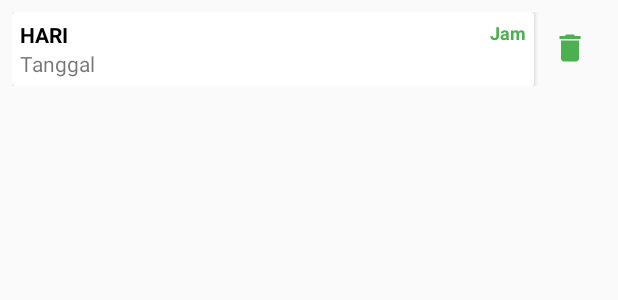
After one commit to vyanary11/IOT-TempatSampah, an Android app: the layout list_item_histori.xml on its own in the app's theme, with its tools: preview values and no code run, on a phone screen of 412 x 824 dp. The commit adds this screen. Shown: the top 300 px of the screen. Run offline under Robolectric (Android 15) with nearby library versions, the phone set to English and light mode, and no system bars.

Commit message:
no message

```diff
--- /dev/null
+++ b/app/src/main/res/drawable/ic_delete_black_24dp.xml
@@ -0,0 +1,9 @@
+<vector xmlns:android="http://schemas.android.com/apk/res/android"
+        android:width="24dp"
+        android:height="24dp"
+        android:viewportWidth="24.0"
+        android:viewportHeight="24.0">
+    <path
+        android:fillColor="@color/colorAccent"
+        android:pathData="M6,19c0,1.1 0.9,2 2,2h8c1.1,0 2,-0.9 2,-2V7H6v12zM19,4h-3.5l-1,-1h-5l-1,1H5v2h14V4z"/>
+</vector>
--- a/app/src/main/res/layout/fragment_histori.xml
+++ b/app/src/main/res/layout/fragment_histori.xml
@@ -7,6 +7,7 @@
 
     <!-- TODO: Update blank fragment layout -->
     <TextView
+        android:id="@+id/coba"
         android:layout_width="match_parent"
         android:layout_height="match_parent"
         android:text="Histori" />
--- /dev/null
+++ b/app/src/main/res/layout/list_item_histori.xml
@@ -0,0 +1,86 @@
+<?xml version="1.0" encoding="utf-8"?>
+<LinearLayout xmlns:android="http://schemas.android.com/apk/res/android"
+    xmlns:app="http://schemas.android.com/apk/res-auto"
+    android:orientation="vertical"
+    android:layout_width="match_parent"
+    android:layout_height="match_parent">
+
+    <LinearLayout
+        android:padding="8dp"
+        android:layout_width="match_parent"
+        android:layout_height="wrap_content"
+        android:orientation="horizontal">
+
+        <androidx.cardview.widget.CardView
+            android:clickable="true"
+            android:foreground="?android:attr/selectableItemBackground"
+            app:cardBackgroundColor="@color/cardview_light_background"
+            android:layout_width="match_parent"
+            android:layout_height="wrap_content"
+            android:layout_weight="1">
+
+            <LinearLayout
+                android:layout_width="match_parent"
+                android:layout_height="wrap_content"
+                android:orientation="vertical">
+
+                <LinearLayout
+                    android:layout_width="match_parent"
+                    android:layout_height="wrap_content"
+                    android:orientation="horizontal"
+                    android:padding="5dp">
+
+                    <LinearLayout
+                        android:id="@+id/linearLayoutSuratKeluar"
+                        android:layout_width="wrap_content"
+                        android:layout_height="wrap_content"
+                        android:layout_weight="1"
+                        android:orientation="vertical">
+
+                        <TextView
+                            android:id="@+id/txtHariHistori"
+                            android:layout_width="match_parent"
+                            android:layout_height="wrap_content"
+                            android:layout_weight="1"
+                            android:text="Hari"
+                            android:textAllCaps="true"
+                            android:textColor="@android:color/black"
+                            android:textSize="14sp"
+                            android:textStyle="bold" />
+
+                        <TextView
+                            android:id="@+id/txtTanggalHistori"
+                            android:layout_width="wrap_content"
+                            android:layout_height="wrap_content"
+                            android:layout_weight="1"
+                            android:text="Tanggal"
+                            android:textSize="14sp" />
+
+                    </LinearLayout>
+
+                    <TextView
+                        android:id="@+id/txtJamHistori"
+                        android:layout_width="wrap_content"
+                        android:layout_height="match_parent"
+                        android:gravity="end"
+                        android:text="Jam"
+                        android:textAlignment="viewEnd"
+                        android:textColor="@color/colorAccent"
+                        android:textSize="12sp"
+                        android:textStyle="bold" />
+                </LinearLayout>
+
+            </LinearLayout>
+
+        </androidx.cardview.widget.CardView>
+
+        <ImageButton
+            android:layout_margin="8dp"
+            style="@style/Widget.AppCompat.Button.Borderless"
+            android:id="@+id/imageButtonHapusHistori"
+            android:layout_width="32dp"
+            android:layout_height="32dp"
+            app:srcCompat="@drawable/ic_delete_black_24dp" />
+
+    </LinearLayout>
+</LinearLayout>
```
Also changed, not shown: app/src/debug/AndroidManifest.xml (deleted, +0 -8 lines), app/src/main/java/com/pratamatechnocraft/smarttempatsampah/Adapter/AdapterRecycleViewHistori.java (added, +61 -0 lines), app/src/main/java/com/pratamatechnocraft/smarttempatsampah/Database/DBDataSource.java (added, +153 -0 lines), app/src/main/java/com/pratamatechnocraft/smarttempatsampah/Database/DBHelperSqlLite.java (added, +58 -0 lines), app/src/main/java/com/pratamatechnocraft/smarttempatsampah/Fragment/HomeFragment.java (+89 -93 lines), app/src/main/java/com/pratamatechnocraft/smarttempatsampah/Model/DetailHistori.java (added, +40 -0 lines), app/src/main/java/com/pratamatechnocraft/smarttempatsampah/Model/Histori.java (+18 -0 lines), app/src/main/java/com/pratamatechnocraft/smarttempatsampah/Model/TempatSampah.java (+36 -0 lines), app/src/main/res/drawable/ic_garbage_truck.xml (added, +29 -0 lines), app/src/main/res/layout/fragment_info_window_google_maps.xml (added, +32 -0 lines).
